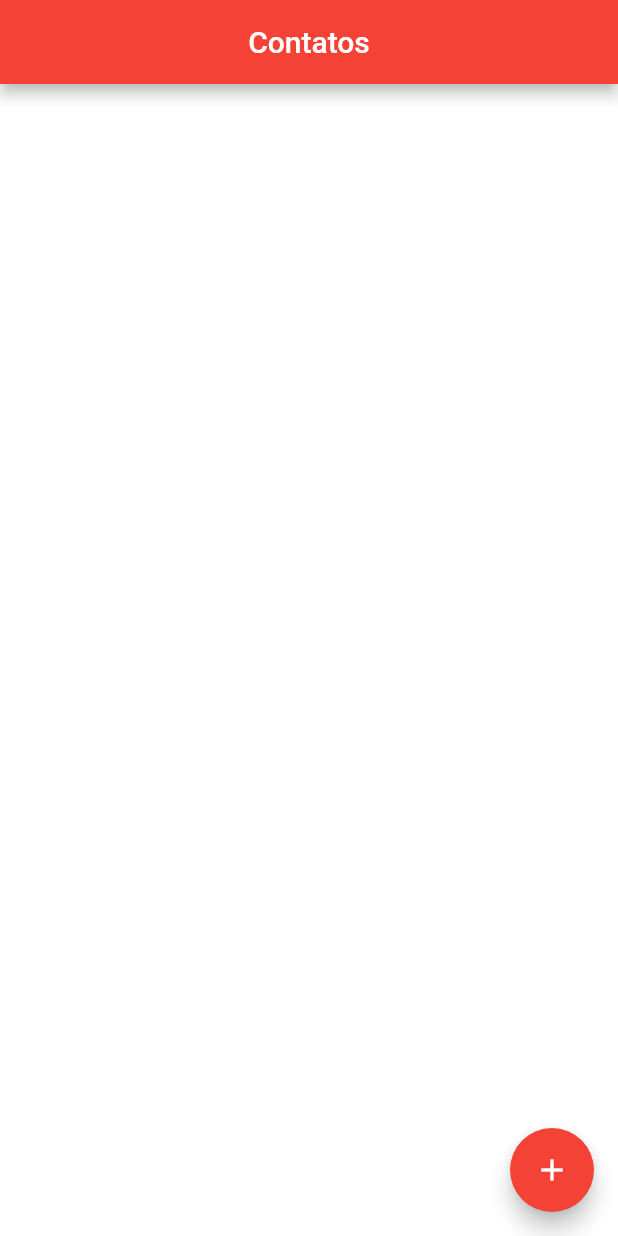
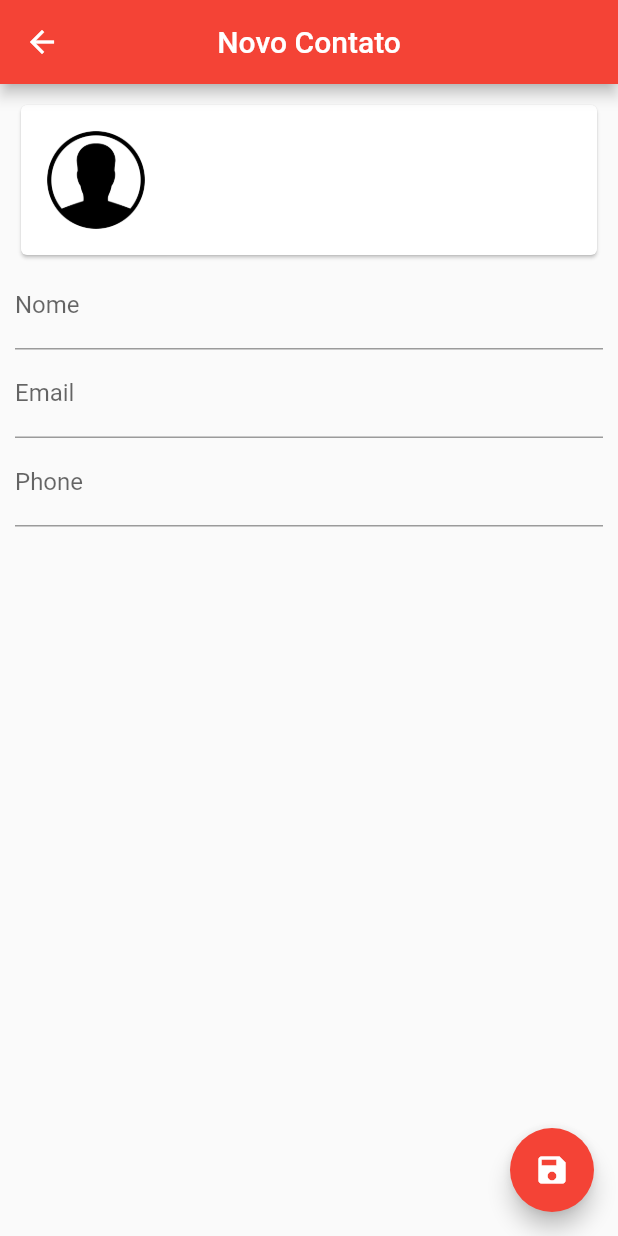
Before and after one commit to gui-azesantos/Flutter-AgendaDeContatos, a Flutter app: the screen it shows after launch, after a tap on the "add" icon, on a phone screen of 412 x 824 dp. Run offline on Flutter 3.47's test engine with Material 2 defaults, Android fonts, the phone set to English and light mode, and no system bars; our stand-ins replace sqflite; accounts and stored records are empty.

Commit message:
Adicionando Edicao

```diff
--- /dev/null
+++ b/lib/UI/contact_page.dart
@@ -0,0 +1,114 @@
+import 'dart:io';
+
+
+import '../helpers/contact_helper.dart';
+import 'package:flutter/material.dart';
+
+
+class ContactPage extends StatefulWidget {
+
+  final Contact contact;
+  ContactPage({this.contact});
+
+  @override
+  _ContactPageState createState() => _ContactPageState();
+}
+
+class _ContactPageState extends State<ContactPage> {
+  final _nameController = TextEditingController();
+  final _emailController = TextEditingController();
+  final _phoneController = TextEditingController();
+
+  final _nameFocus = FocusNode();
+
+  bool _userEdited = false;
+  Contact _editedContact;
+
+  @override
+  void initState() {
+    super.initState();
+
+    if (widget.contact == null) {
+      _editedContact = Contact();
+    } else {
+      _editedContact = Contact.fromMap(widget.contact.toMap());
+
+      _nameController.text = _editedContact.name;
+      _emailController.text= _editedContact.email;
+      _phoneController.text = _editedContact.phone;
+    }
+  }
+
+  @override
+  Widget build(BuildContext context) {
+    return Scaffold(
+        appBar: AppBar(
+          backgroundColor: Colors.red,
+          title: Text(_editedContact.name ?? "Novo Contato"),
+          centerTitle: true,
+        ),
+        floatingActionButton: FloatingActionButton(
+          child: Icon(Icons.save),
+          onPressed: () {
+            if(_editedContact.name.isNotEmpty && _editedContact.name != null){
+              Navigator.pop(context, _editedContact);
+            }else{
+              FocusScope.of(context).requestFocus(_nameFocus);
+            }
+          },
+          backgroundColor: Colors.red,
+        ),
+        body: SingleChildScrollView(
+            padding: EdgeInsets.all(10.0),
+            child: Column(children: <Widget>[
+              GestureDetector(
+                child: Card(
+                    child: Padding(
+                        padding: EdgeInsets.all(10.0),
+                        child: Row(
+                          children: <Widget>[
+                            Container(
+                                width: 80.0,
+                                height: 80.0,
+                                decoration: BoxDecoration(
+                                    shape: BoxShape.circle,
+                                    image: DecorationImage(
+                                        image: _editedContact.img != null
+                                            ? FileImage(
+                                                File(_editedContact.img))
+                                            : AssetImage("images/person.png"))))
+                          ],
+                        ))),
+              ),
+              TextField(
+              controller: _nameController,
+              focusNode: _nameFocus,
+                decoration: InputDecoration(labelText: "Nome"),
+                onChanged: (text) {
+                  _userEdited = true;
+                  setState(() {
+                    _editedContact.name = text;
+                  });
+                },
+              ),
+              TextField(
+                controller: _emailController,
+                decoration: InputDecoration(labelText: "Email"),
+                onChanged: (text) {
+                  _userEdited = true;
+                  _editedContact.email = text;
+                },
+                keyboardType: TextInputType.emailAddress,
+              ),
+              TextField(
+                controller: _phoneController,
+                decoration: InputDecoration(labelText: "Phone"),
+                onChanged: (text) {
+                  _userEdited = true;
+                  _editedContact.phone = text;
+                },
+                keyboardType: TextInputType.phone,
+              )
+            ])));
+  }
+}
--- a/lib/helpers/contact_helper.dart
+++ b/lib/helpers/contact_helper.dart
@@ -1,5 +1,6 @@
+import 'dart:async';
+import 'package:path/path.dart';
 import 'package:sqflite/sqflite.dart';
-import 'package:path/path.dart';
 
 final String contactTable = "contactTable";
 final String idColumn = "idColumn";
@@ -9,6 +10,7 @@ final String phoneColumn = "phoneColumn";
 final String imgColumn = "imgColumn";
 
 class ContactHelper {
+
   static final ContactHelper _instance = ContactHelper.internal();
 
   factory ContactHelper() => _instance;
@@ -18,8 +20,8 @@ class ContactHelper {
   Database _db;
 
   Future<Database> get db async {
-    if (_db != null) {
-      return db;
+    if(_db != null){
+      return _db;
     } else {
       _db = await initDb();
       return _db;
@@ -28,13 +30,13 @@ class ContactHelper {
 
   Future<Database> initDb() async {
     final databasesPath = await getDatabasesPath();
-    final path = join(databasesPath, "contacts.db");
+    final path = join(databasesPath, "contactsnew.db");
 
-    return await openDatabase(path, version: 1,
-        onCreate: (Database db, int newerVersion) async {
+    return await openDatabase(path, version: 1, onCreate: (Database db, int newerVersion) async {
       await db.execute(
-          "CREATE TABLE $contactTable($idColumn INTEGER PRIMARY KEY, $nameColumn TEXT, $emailColumn TEXT,"
-          "$phoneColumn TEXT, $imgColumn TEXT)");
+        "CREATE TABLE $contactTable($idColumn INTEGER PRIMARY KEY, $nameColumn TEXT, $emailColumn TEXT,"
+            "$phoneColumn TEXT, $imgColumn TEXT)"
+      );
     });
   }
 
@@ -47,10 +49,10 @@ class ContactHelper {
   Future<Contact> getContact(int id) async {
     Database dbContact = await db;
     List<Map> maps = await dbContact.query(contactTable,
-        columns: [idColumn, nameColumn, emailColumn, phoneColumn, imgColumn],
-        where: "$idColumn = ?",
-        whereArgs: [id]);
-    if (maps.length > 0) {
+      columns: [idColumn, nameColumn, emailColumn, phoneColumn, imgColumn],
+      where: "$idColumn = ?",
+      whereArgs: [id]);
+    if(maps.length > 0){
       return Contact.fromMap(maps.first);
     } else {
       return null;
@@ -59,40 +61,41 @@ class ContactHelper {
 
   Future<int> deleteContact(int id) async {
     Database dbContact = await db;
-    await dbContact
-        .delete(contactTable, where: "$idColumn = ?", whereArgs: [id]);
+    return await dbContact.delete(contactTable, where: "$idColumn = ?", whereArgs: [id]);
   }
 
   Future<int> updateContact(Contact contact) async {
-    Database dbcontact = await db;
-    dbcontact.update(contactTable, contact.toMap(),
-        where: "$idColumn = ?", whereArgs: [contact.id]);
+    Database dbContact = await db;
+    return await dbContact.update(contactTable,
+        contact.toMap(),
+        where: "$idColumn = ?",
+        whereArgs: [contact.id]);
   }
 
   Future<List> getAllContacts() async {
-    Database dbcontact = await db;
-    List listMap = await dbcontact.rawQuery("SELECT * FROM $contactTable");
-
-    List<Contact> listcontact = List();
-    for (Map m in listMap) {
-      listcontact.add(Contact.fromMap(m));
+    Database dbContact = await db;
+    List listMap = await dbContact.rawQuery("SELECT * FROM $contactTable");
+    List<Contact> listContact = List();
+    for(Map m in listMap){
+      listContact.add(Contact.fromMap(m));
     }
-    return listcontact;
+    return listContact;
   }
 
-  getNumber() async {
+  Future<int> getNumber() async {
     Database dbContact = await db;
-    return Sqflite.firstIntValue(
-        await dbContact.rawQuery("SELECT COUNT (*) FROM $contactTable"));
+    return Sqflite.firstIntValue(await dbContact.rawQuery("SELECT COUNT(*) FROM $contactTable"));
   }
 
   Future close() async {
     Database dbContact = await db;
     dbContact.close();
   }
+
 }
 
 class Contact {
+
   int id;
   String name;
   String email;
@@ -101,7 +104,7 @@ class Contact {
 
   Contact();
 
-  Contact.fromMap(Map map) {
+  Contact.fromMap(Map map){
     id = map[idColumn];
     name = map[nameColumn];
     email = map[emailColumn];
@@ -116,7 +119,7 @@ class Contact {
       phoneColumn: phone,
       imgColumn: img
     };
-    if (id != null) {
+    if(id != null){
       map[idColumn] = id;
     }
     return map;
@@ -126,4 +129,5 @@ class Contact {
   String toString() {
     return "Contact(id: $id, name: $name, email: $email, phone: $phone, img: $img)";
   }
+
 }
```
Also changed, not shown: lib/UI/home_page.dart (+150 -18 lines), pubspec.yaml (+6 -6 lines).
